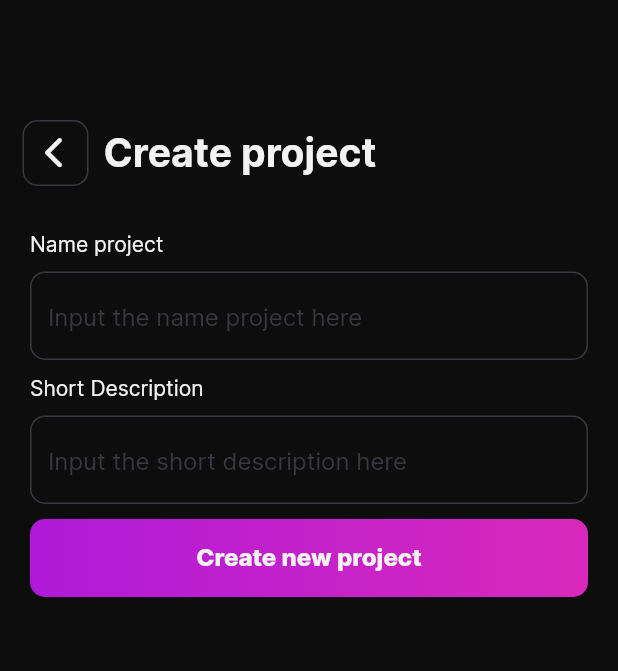
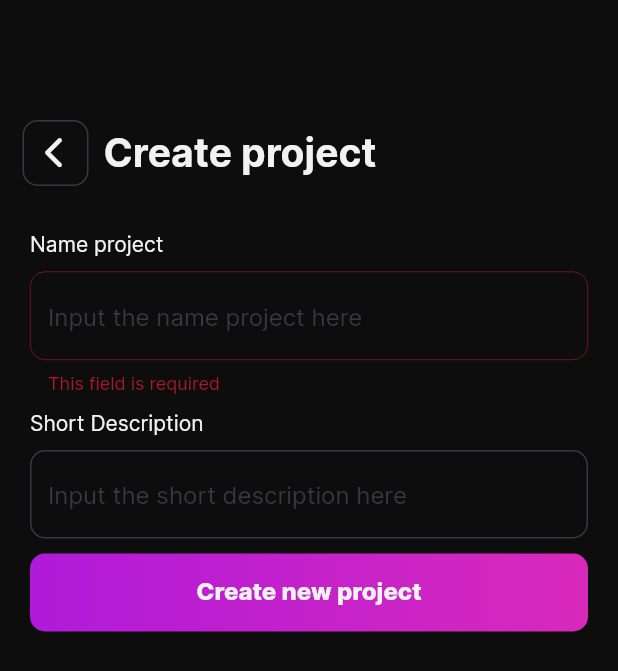
Before and after one commit to LuizFelipeOC/organizame, a Flutter app: the FormCreateProjectPage screen opened by its route, after a tap on "Create new project", on a phone screen of 412 x 824 dp. Shown: the top 671 px of the screen. Run offline on Flutter 3.47's test engine with Material 3 defaults, Android fonts, the phone set to English and light mode, and no system bars; our stand-ins replace font_awesome_flutter, get_it, go_router, result_dart, supabase_flutter; accounts and stored records are empty.

Commit message:
feat: add project form controller

```diff
--- /dev/null
+++ b/lib/src/ui/controller/projects/projects_controller.dart
@@ -0,0 +1,44 @@
+import 'package:flutter/widgets.dart';
+
+import '../../../data/model/projects.dart';
+import '../../../data/repositories/projects.dart';
+import 'projects_results.dart';
+
+class ProjectController extends ValueNotifier<ProjectState> {
+  final ProjectsRepository repository;
+
+  late ProjectModel _projectModel;
+  GlobalKey<FormState> formKey = GlobalKey<FormState>();
+
+  TextEditingController aliasController = TextEditingController(text: '');
+  TextEditingController descriptionController = TextEditingController(text: '');
+
+  ProjectController({required this.repository}) : super(IdleProjectState());
+
+  Future<void> create() async {
+    if (!formKey.currentState!.validate()) {
+      return;
+    }
+
+    value = LoadingProjectState();
+
+    await Future.delayed(const Duration(seconds: 1));
+
+    _projectModel = ProjectModel(
+      id: '',
+      alias: aliasController.text.trim(),
+      description: descriptionController.text.toString().trim(),
+      createdAt: DateTime.now().toString(),
+      status: 'ACTIVE',
+    );
+
+    final result = await repository.created(_projectModel);
+
+    result.fold((success) {
+      value = SuccessProjectState();
+    }, (failure) {
+      debugPrint(failure.name);
+      value = ErrorProjectState();
+    });
+  }
+}
--- /dev/null
+++ b/lib/src/ui/controller/projects/projects_results.dart
@@ -0,0 +1,9 @@
+abstract interface class ProjectState {}
+
+class IdleProjectState extends ProjectState {}
+
+class LoadingProjectState extends ProjectState {}
+
+class SuccessProjectState extends ProjectState {}
+
+class ErrorProjectState extends ProjectState {}
--- a/lib/src/ui/pages/form_create_project/form_create_project_page.dart
+++ b/lib/src/ui/pages/form_create_project/form_create_project_page.dart
@@ -1,9 +1,16 @@
 import 'package:flutter/material.dart';
 import 'package:go_router/go_router.dart';
 
+import '../../../app_colors.dart';
+import '../../../app_widget.dart';
+import '../../../get_it/get_it.dart';
+import '../../controller/projects/projects_controller.dart';
+import '../../controller/projects/projects_results.dart';
 import '../../widgets/custom_app_bar.dart';
+import '../../widgets/custom_snack_bar.dart';
 import '../../widgets/elevated_button_widget.dart';
 import '../../widgets/label_text_form_field.dart';
+import '../../widgets/loading_effect_widget.dart';
 
 class FormCreateProjectPage extends StatefulWidget {
   const FormCreateProjectPage({super.key});
@@ -13,6 +20,50 @@ class FormCreateProjectPage extends StatefulWidget {
 }
 
 class _FormCreateProjectPageState extends State<FormCreateProjectPage> {
+  final controller = getIt.get<ProjectController>();
+
+  @override
+  void initState() {
+    controller.addListener(() {
+      if (mounted) {
+        if (controller.value is LoadingProjectState) {
+          showDialog(
+            barrierDismissible: false,
+            context: context,
+            builder: (_) {
+              return const LoadingEffectWidget(message: '');
+            },
+          );
+        }
+
+        if (controller.value is ErrorProjectState) {
+          context.pop();
+
+          scaffoldMessenger.currentState!.showSnackBar(
+            const CustomSnackBar(
+              color: AppColors.red,
+              content: Text('Occur an error in project creation, try later!'),
+            ),
+          );
+        }
+
+        if (controller.value is SuccessProjectState) {
+          context.pop();
+
+          scaffoldMessenger.currentState!.showSnackBar(
+            const CustomSnackBar(
+              color: AppColors.green,
+              content: Text('Project created with success! Updated your home page.'),
+            ),
+          );
+
+          context.pop();
+        }
+      }
+    });
+    super.initState();
+  }
+
   @override
   Widget build(BuildContext context) {
     return Scaffold(
@@ -29,9 +80,11 @@ class _FormCreateProjectPageState extends State<FormCreateProjectPage> {
               padding: const EdgeInsets.symmetric(horizontal: 20),
               physics: const BouncingScrollPhysics(),
               child: Form(
+                key: controller.formKey,
                 child: Column(
                   children: [
                     LabelTextFormField(
+                      controller: controller.aliasController,
                       label: 'Name project',
                       textHint: 'Input the name project here',
                       buildContext: context,
@@ -45,6 +98,7 @@ class _FormCreateProjectPageState extends State<FormCreateProjectPage> {
                     ),
                     const SizedBox(height: 10),
                     LabelTextFormField(
+                      controller: controller.descriptionController,
                       label: 'Short Description',
                       textHint: 'Input the short description here',
                       buildContext: context,
@@ -64,7 +118,7 @@ class _FormCreateProjectPageState extends State<FormCreateProjectPage> {
                     ElevatedButtonWidget(
                       height: 52,
                       width: MediaQuery.of(context).size.width,
-                      callback: () {},
+                      callback: () async => await controller.create(),
                       title: 'Create new project',
                     )
                   ],
```
